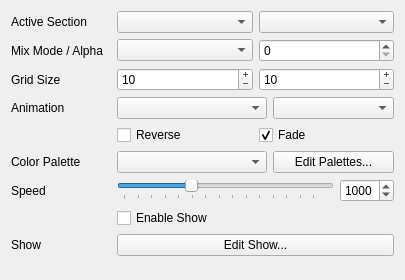
First picture: the form in gui/widget/maestrocontrol.ui, repository 8bitbuddhist/PixelMaestro, before the edit.
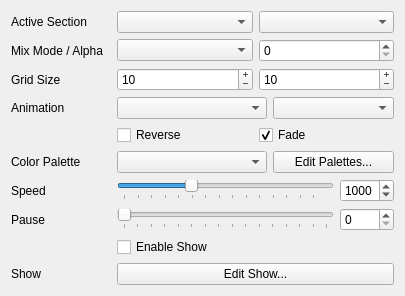
Second picture: the form after the edit.

Commit message: Added pause controls to Animation Previewer.

Patch:
```diff
--- a/gui/widget/maestrocontrol.ui
+++ b/gui/widget/maestrocontrol.ui
@@ -294,6 +294,46 @@
        </property>
       </widget>
      </item>
+     <item row="10" column="0">
+      <widget class="QLabel" name="pauseLabel">
+       <property name="text">
+        <string>Pause</string>
+       </property>
+      </widget>
+     </item>
+     <item row="10" column="1">
+      <layout class="QHBoxLayout" name="pauseLayout">
+       <item>
+        <widget class="QSlider" name="pauseSlider">
+         <property name="maximum">
+          <number>3000</number>
+         </property>
+         <property name="singleStep">
+          <number>10</number>
+         </property>
+         <property name="orientation">
+          <enum>Qt::Horizontal</enum>
+         </property>
+         <property name="tickPosition">
+          <enum>QSlider::TicksBelow</enum>
+         </property>
+         <property name="tickInterval">
+          <number>200</number>
+         </property>
+        </widget>
+       </item>
+       <item>
+        <widget class="QSpinBox" name="pauseSpinBox">
+         <property name="maximum">
+          <number>3000</number>
+         </property>
+         <property name="singleStep">
+          <number>10</number>
+         </property>
+        </widget>
+       </item>
+      </layout>
+     </item>
     </layout>
    </item>
   </layout>
```
The commit also changes 5 other files.
